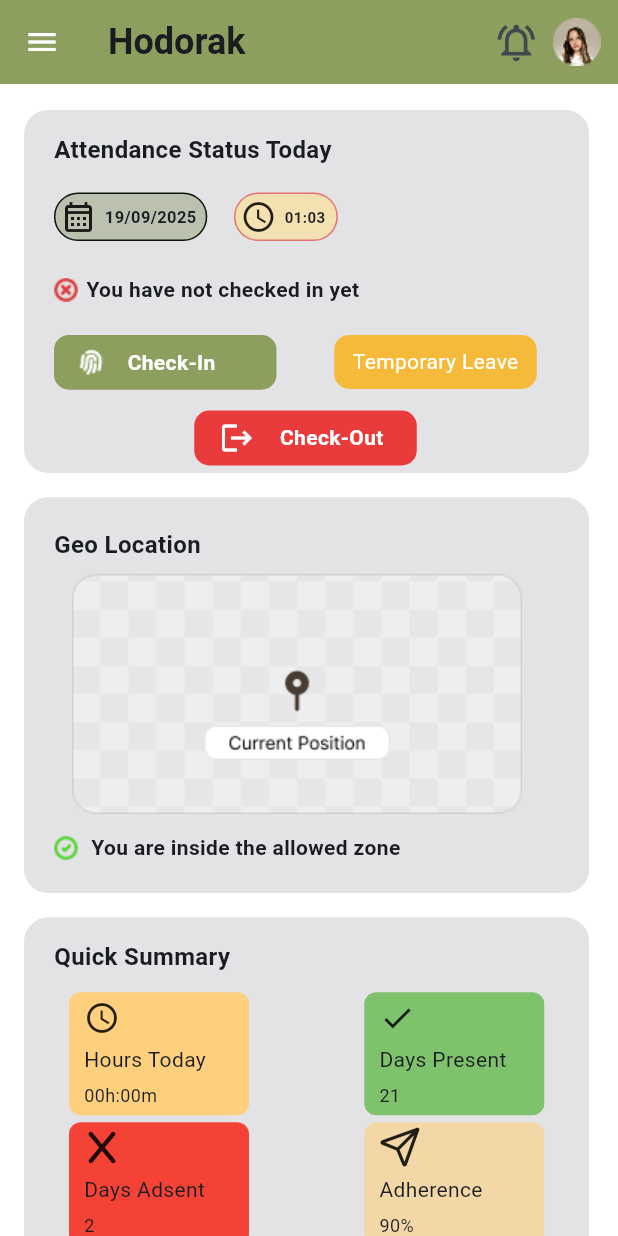
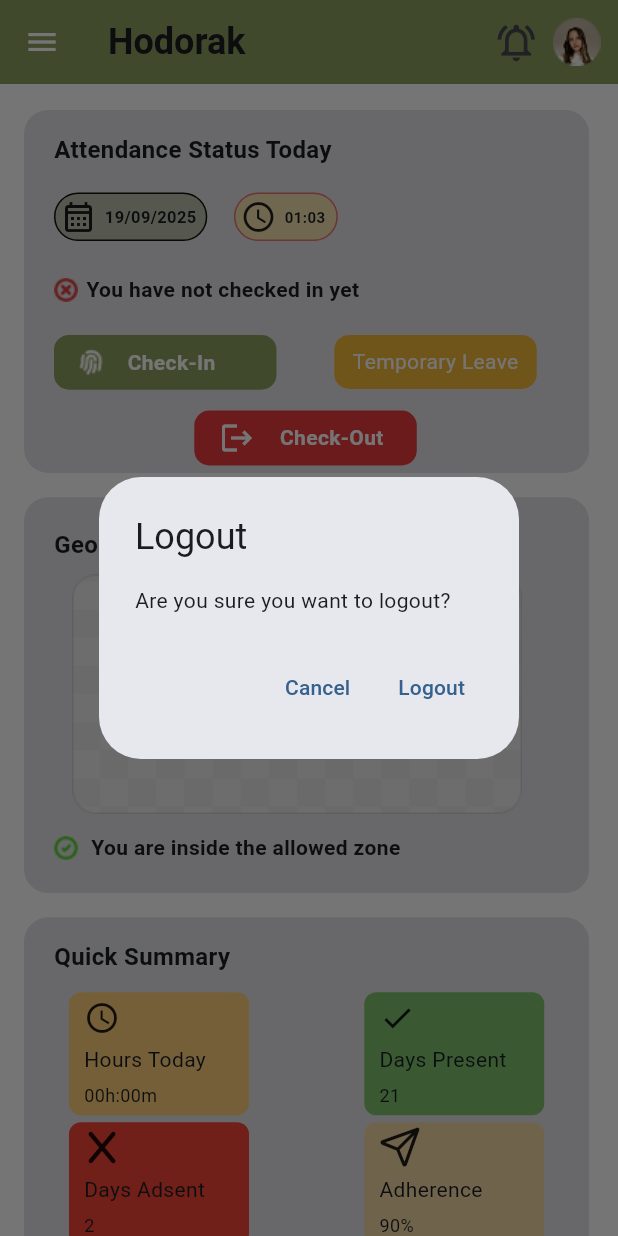
Before and after one commit to He9sham/Hodorak, a Flutter app: the HomeScreen screen opened by its route, in the side drawer, after a tap on "Logout", on a phone screen of 412 x 824 dp. Run offline on Flutter 3.47's test engine with Material 3 defaults, Android fonts, the phone set to English and light mode, and no system bars; our stand-ins replace animated_splash_screen, flutter_riverpod, flutter_screenutil, font_awesome_flutter, google_fonts, page_transition and 1 more; missing offline and left inert: odoo_rpc; accounts and stored records are empty.

Commit message:
Enhance drawer functionality in HomeScreen by adding logout confirmation dialog and integrating WidgetRef for state management. Update buildDrawer to accept WidgetRef and improve logout process with user feedback.

```diff
--- a/lib/features/home/views/home_screen.dart
+++ b/lib/features/home/views/home_screen.dart
@@ -37,7 +37,7 @@ class HomeScreen extends ConsumerWidget {
           horizontalSpace(10),
         ],
       ),
-      drawer: buildDrawer(context, session),
+      drawer: buildDrawer(context, session, ref),
       body: Padding(
         padding: const EdgeInsets.symmetric(horizontal: 16),
         child: SingleChildScrollView(
--- a/lib/features/home/views/widgets/build_drawer.dart
+++ b/lib/features/home/views/widgets/build_drawer.dart
@@ -1,8 +1,11 @@
 import 'package:flutter/material.dart';
+import 'package:flutter_riverpod/flutter_riverpod.dart';
+import 'package:hodorak/core/helper/extensions.dart';
 import 'package:hodorak/core/helper/spacing.dart';
 import 'package:hodorak/core/providers/login_notifier.dart';
+import 'package:hodorak/core/utils/routes.dart';
 
-Widget buildDrawer(BuildContext context, UserSession session) {
+Widget buildDrawer(BuildContext context, UserSession session, WidgetRef ref) {
   return Drawer(
     child: Column(
       children: [
@@ -138,7 +141,32 @@ Widget buildDrawer(BuildContext context, UserSession session) {
             child: ElevatedButton.icon(
               onPressed: () {
                 Navigator.pop(context);
-                // Add logout functionality here
+                // Show confirmation dialog
+                showDialog(
+                  context: context,
+                  builder: (BuildContext context) {
+                    return AlertDialog(
+                      title: Text('Logout'),
+                      content: Text('Are you sure you want to logout?'),
+                      actions: [
+                        TextButton(
+                          onPressed: () {
+                            Navigator.of(context).pop(); // Close dialog
+                          },
+                          child: Text('Cancel'),
+                        ),
+                        TextButton(
+                          onPressed: () {
+                            Navigator.of(context).pop();
+                            ref.read(loginNotifierProvider.notifier).logout();
+                            context.pushReplacementNamed(Routes.loginScreen);
+                          },
+                          child: Text('Logout'),
+                        ),
+                      ],
+                    );
+                  },
+                );
               },
               icon: Icon(Icons.logout, color: Colors.white),
               label: Text(
```
